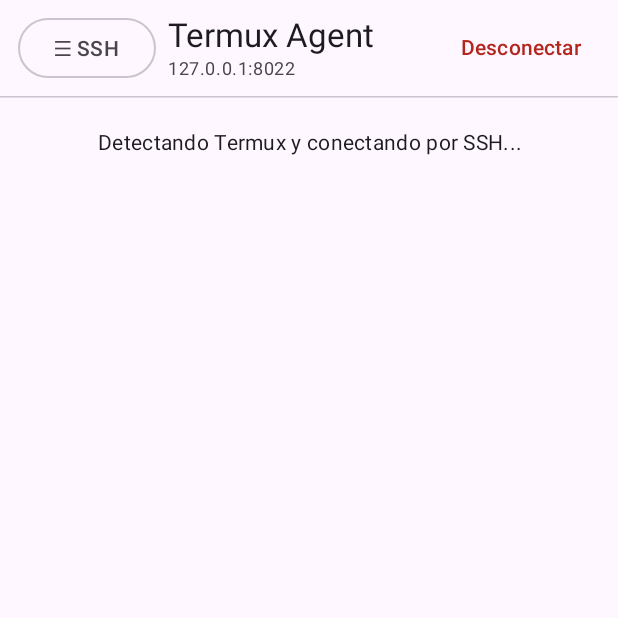
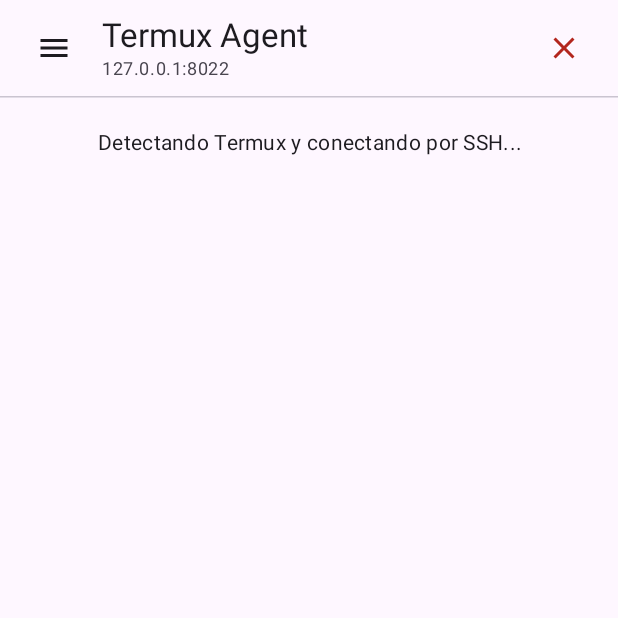
Before and after one commit to cafeteru/termux-agent-app, an Android app built with Jetpack Compose: the screen it shows after launch (MainActivity), on a phone screen of 412 x 824 dp, the top half of it. Run offline under Robolectric (Android 15) with nearby library versions, the phone set to English and light mode, and no system bars; libraries missing offline, so code that uses them is left out: com.jcraft.jsch; 5 statements that could not run were skipped.

Commit message:
feat(ui): use compact icon buttons across top bar, drawer, and terminal

```diff
--- a/app/src/main/java/com/termux/agent/MainActivity.kt
+++ b/app/src/main/java/com/termux/agent/MainActivity.kt
@@ -20,20 +20,30 @@ import androidx.compose.foundation.rememberScrollState
 import androidx.compose.foundation.text.KeyboardActions
 import androidx.compose.foundation.text.KeyboardOptions
 import androidx.compose.foundation.verticalScroll
+import androidx.compose.material.icons.Icons
+import androidx.compose.material.icons.automirrored.filled.Send
+import androidx.compose.material.icons.filled.Close
+import androidx.compose.material.icons.filled.Menu
+import androidx.compose.material.icons.filled.PlayArrow
+import androidx.compose.material.icons.filled.Refresh
+import androidx.compose.material.icons.filled.Settings
 import androidx.compose.material3.Button
 import androidx.compose.material3.Card
 import androidx.compose.material3.CardDefaults
 import androidx.compose.material3.DrawerValue
+import androidx.compose.material3.FilledIconButton
 import androidx.compose.material3.FilterChip
 import androidx.compose.material3.HorizontalDivider
+import androidx.compose.material3.Icon
+import androidx.compose.material3.IconButton
 import androidx.compose.material3.MaterialTheme
 import androidx.compose.material3.ModalDrawerSheet
 import androidx.compose.material3.ModalNavigationDrawer
 import androidx.compose.material3.OutlinedButton
+import androidx.compose.material3.OutlinedIconButton
 import androidx.compose.material3.OutlinedTextField
 import androidx.compose.material3.Surface
 import androidx.compose.material3.Text
-import androidx.compose.material3.TextButton
 import androidx.compose.material3.rememberDrawerState
 import androidx.compose.runtime.Composable
 import androidx.compose.runtime.LaunchedEffect
@@ -49,6 +59,7 @@ import androidx.compose.ui.Modifier
 import androidx.compose.ui.platform.LocalClipboardManager
 import androidx.compose.ui.platform.LocalContext
 import androidx.compose.ui.semantics.LiveRegionMode
+import androidx.compose.ui.semantics.contentDescription
 import androidx.compose.ui.semantics.heading
 import androidx.compose.ui.semantics.liveRegion
 import androidx.compose.ui.semantics.semantics
@@ -146,10 +157,13 @@ fun StatusScreen(modifier: Modifier = Modifier) {
                                 .weight(1f)
                                 .semantics { heading() }
                         )
-                        TextButton(
+                        IconButton(
                             onClick = { scope.launch { drawerState.close() } }
                         ) {
-                            Text(text = "✕ Cerrar")
+                            Icon(
+                                imageVector = Icons.Default.Close,
+                                contentDescription = "Cerrar configuración SSH"
+                            )
                         }
                     }
                     Text(
@@ -268,10 +282,13 @@ fun StatusScreen(modifier: Modifier = Modifier) {
                 verticalAlignment = Alignment.CenterVertically,
                 horizontalArrangement = Arrangement.spacedBy(8.dp)
             ) {
-                OutlinedButton(
+                IconButton(
                     onClick = { scope.launch { drawerState.open() } }
                 ) {
-                    Text(text = "☰ SSH")
+                    Icon(
+                        imageVector = Icons.Default.Menu,
+                        contentDescription = "Abrir configuración SSH"
+                    )
                 }
                 Column(modifier = Modifier.weight(1f)) {
                     Text(
@@ -285,12 +302,13 @@ fun StatusScreen(modifier: Modifier = Modifier) {
                     )
                 }
                 if (sessionState !is ConnectionState.Disconnected) {
-                    TextButton(
+                    IconButton(
                         onClick = { AgentForegroundService.disconnect(context) }
                     ) {
-                        Text(
-                            text = "Desconectar",
-                            color = MaterialTheme.colorScheme.error
+                        Icon(
+                            imageVector = Icons.Default.Close,
+                            contentDescription = "Desconectar SSH",
+                            tint = MaterialTheme.colorScheme.error
                         )
                     }
                 }
@@ -310,25 +328,28 @@ fun StatusScreen(modifier: Modifier = Modifier) {
 
                 if (sessionState is ConnectionState.Error || sessionState is ConnectionState.Disconnected) {
                     Row(
-                        modifier = Modifier.fillMaxWidth(),
-                        horizontalArrangement = Arrangement.spacedBy(8.dp)
+                        horizontalArrangement = Arrangement.spacedBy(12.dp),
+                        verticalAlignment = Alignment.CenterVertically
                     ) {
-                        Button(
-                            onClick = { scope.launch { drawerState.open() } },
-                            modifier = Modifier.weight(1f)
+                        FilledIconButton(
+                            onClick = { scope.launch { drawerState.open() } }
                         ) {
-                            Text(text = "Configurar SSH")
+                            Icon(
+                                imageVector = Icons.Default.Settings,
+                                contentDescription = "Configurar SSH"
+                            )
                         }
-                        OutlinedButton(
-                            onClick = { AgentForegroundService.connect(context) },
-                            modifier = Modifier.weight(1f)
+                        OutlinedIconButton(
+                            onClick = { AgentForegroundService.connect(context) }
                         ) {
-                            Text(
-                                text = if (sessionState is ConnectionState.Disconnected) {
-                                    "Conectar"
+                            val isDisconnected = sessionState is ConnectionState.Disconnected
+                            Icon(
+                                imageVector = if (isDisconnected) {
+                                    Icons.Default.PlayArrow
                                 } else {
-                                    "Reintentar"
-                                }
+                                    Icons.Default.Refresh
+                                },
+                                contentDescription = if (isDisconnected) "Conectar" else "Reintentar"
                             )
                         }
                     }
@@ -458,8 +479,16 @@ private fun PasswordAuthSection(
             PasswordVisualTransformation()
         },
         trailingIcon = {
-            TextButton(onClick = onTogglePasswordVisibility) {
-                Text(text = if (passwordVisible) "Ocultar" else "Mostrar")
+            val toggleDescription = if (passwordVisible) {
+                "Ocultar contraseña"
+            } else {
+                "Mostrar contraseña"
+            }
+            IconButton(
+                onClick = onTogglePasswordVisibility,
+                modifier = Modifier.semantics { contentDescription = toggleDescription }
+            ) {
+                Text(text = if (passwordVisible) "🙈" else "👁")
             }
         },
         modifier = Modifier.fillMaxWidth()
@@ -618,8 +647,11 @@ private fun PtyTerminalCard(
                     keyboardActions = KeyboardActions(onSend = { submitCommand() }),
                     modifier = Modifier.weight(1f)
                 )
-                Button(onClick = submitCommand) {
-                    Text(text = "Enviar")
+                FilledIconButton(onClick = submitCommand) {
+                    Icon(
+                        imageVector = Icons.AutoMirrored.Filled.Send,
+                        contentDescription = "Enviar comando"
+                    )
                 }
             }
         }
```
